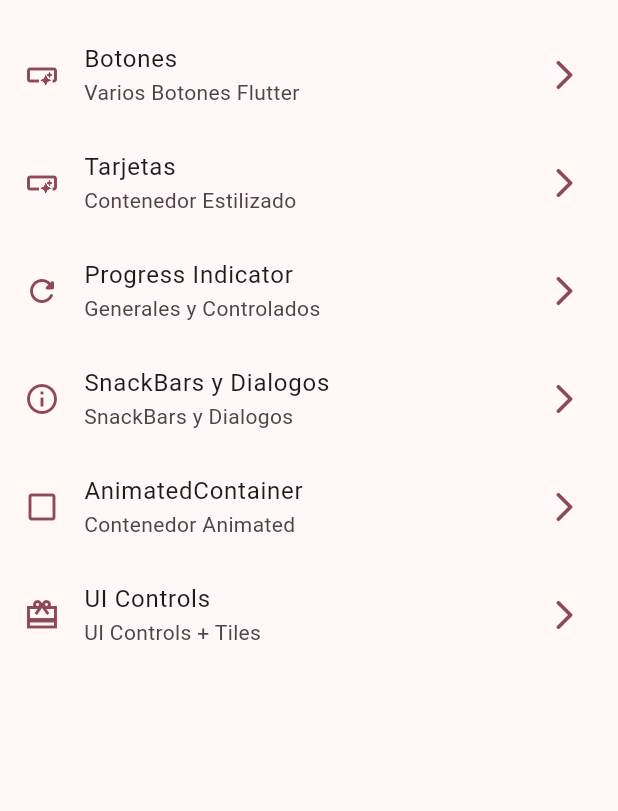
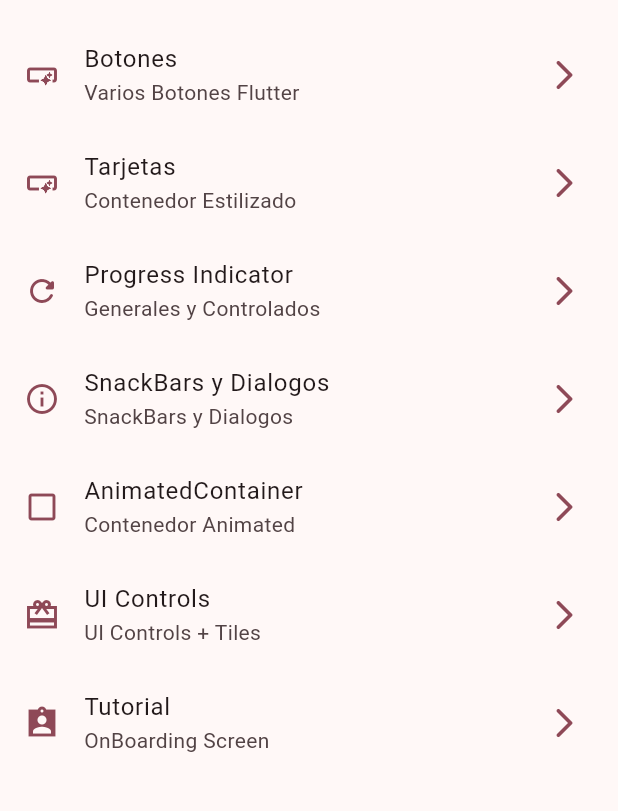
Before and after one commit to DevJoseAle/widgets-app, a Flutter app: the screen it shows after launch, on a phone screen of 412 x 824 dp, the part 63-874 px from its top. Run offline on Flutter 3.47's test engine with Material 2 defaults, Android fonts, the phone set to English and light mode, and no system bars; our stand-ins replace go_router.

Commit message:
new route, screen and images added

```diff
--- a/lib/config/menu/menu_items.dart
+++ b/lib/config/menu/menu_items.dart
@@ -49,11 +49,11 @@
     subtitle: 'UI Controls + Tiles',
     link: '/uicontrols',
     icon: Icons.card_giftcard_sharp),
-  // MenuItem(
-  //   title: 'Tarjetas',
-  //   subtitle: 'Contenedor Estilizado',
-  //   link: '/cards',
-  //   icon: Icons.smart_button_outlined),
+  MenuItem(
+    title: 'Tutorial',
+    subtitle: 'OnBoarding Screen',
+    link: '/tutorial',
+    icon: Icons.assignment_ind_sharp),
   // MenuItem(
   //   title: 'Tarjetas',
   //   subtitle: 'Contenedor Estilizado',
--- a/lib/config/router/app_router.dart
+++ b/lib/config/router/app_router.dart
@@ -41,5 +41,10 @@
       name: UiControlScreen.name,
       builder: (context, state) => UiControlScreen(),
     ),
+    GoRoute(
+      path: '/tutorial',
+      name: AppTutorialScreen.name,
+      builder: (context, state) => AppTutorialScreen(),
+    ),
   ],
 );
--- a/pubspec.yaml
+++ b/pubspec.yaml
@@ -54,8 +54,8 @@
   # the material Icons class.
   uses-material-design: true
   # To add assets to your application, add an assets section, like this:
-  # assets:
-  #   - images/a_dot_burr.jpeg
+  assets:
+      - assets/images/
   #   - images/a_dot_ham.jpeg
   # An image asset can refer to one or more resolution-specific "variants", see
   # https://flutter.dev/assets-and-images/#resolution-aware
```
Also changed, not shown: assets/images/1.png (added), assets/images/2.png (added), assets/images/3.png (added), assets/images/jar-loading.gif (added).
